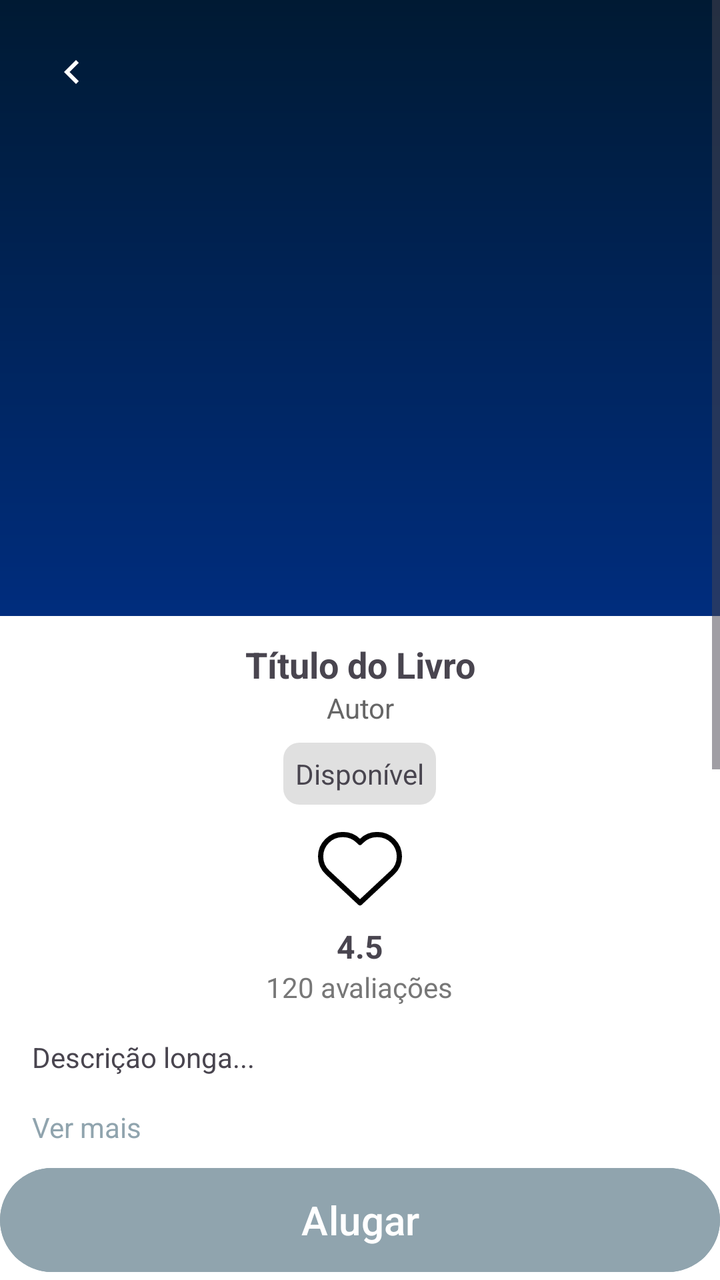
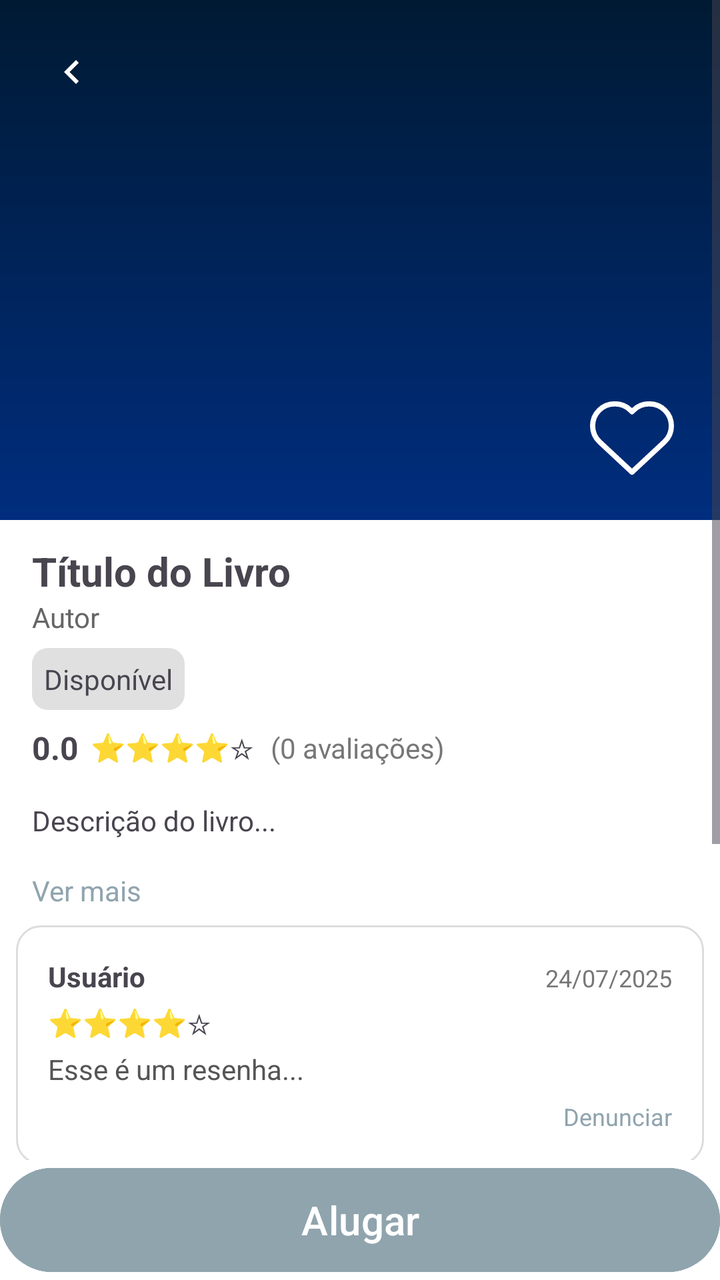

Two renders of the same Android screen: before a commit and after it. Below are the layout's source before the change and the commit's diff.
<!-- AndroidManifest.xml: application theme Theme.Bibliotecaapp -->
<!-- res/layout/tela_livro.xml -->
<?xml version="1.0" encoding="utf-8"?>
<LinearLayout
    xmlns:android="http://schemas.android.com/apk/res/android"
    android:layout_width="match_parent"
    android:layout_height="match_parent"
    android:orientation="vertical"
    android:background="#FFFFFF">

    
    <ScrollView
        android:layout_width="match_parent"
        android:layout_height="0dp"
        android:layout_weight="1">

        <LinearLayout
            android:layout_width="match_parent"
            android:layout_height="wrap_content"
            android:orientation="vertical">

            
            <LinearLayout
                android:layout_width="match_parent"
                android:layout_height="wrap_content"
                android:background="@drawable/background_header"
                android:orientation="vertical"
                android:paddingBottom="16dp">

                
                <ImageButton
                    android:id="@+id/btnVoltar"
                    android:layout_width="40dp"
                    android:layout_height="40dp"
                    android:layout_margin="16dp"
                    android:background="?attr/selectableItemBackgroundBorderless"
                    android:src="@drawable/ic_leftarrow"
                    android:contentDescription="Voltar"/>

                
                <ImageView
                    android:id="@+id/imgCapa"
                    android:layout_width="160dp"
                    android:layout_height="220dp"
                    android:layout_gravity="center"
                    android:scaleType="centerCrop"/>
            </LinearLayout>

            
            <TextView
                android:id="@+id/txtTitulo"
                android:layout_width="match_parent"
                android:layout_height="wrap_content"
                android:text="Título do Livro"
                android:textStyle="bold"
                android:textSize="18sp"
                android:gravity="center"
                android:paddingTop="12dp"/>

            
            <TextView
                android:id="@+id/txtAutor"
                android:layout_width="match_parent"
                android:layout_height="wrap_content"
                android:text="Autor"
                android:gravity="center"
                android:textColor="#666"/>

            
            <TextView
                android:id="@+id/txtStatus"
                android:layout_width="wrap_content"
                android:layout_height="wrap_content"
                android:text="Disponível"
                android:layout_gravity="center"
                android:padding="6dp"
                android:layout_marginTop="8dp"
                android:background="@drawable/bg_status"/>

            
            <ImageButton
                android:id="@+id/btnCurtir"
                android:layout_width="48dp"
                android:layout_height="48dp"
                android:layout_gravity="center"
                android:layout_marginTop="8dp"
                android:background="?attr/selectableItemBackgroundBorderless"
                android:src="@drawable/ic_heart"
                android:contentDescription="Curtir"/>

            
            <TextView
                android:id="@+id/txtMedia"
                android:layout_width="wrap_content"
                android:layout_height="wrap_content"
                android:text="4.5"
                android:textSize="16sp"
                android:textStyle="bold"
                android:layout_gravity="center"
                android:layout_marginTop="4dp"/>

            
            <TextView
                android:id="@+id/txtTotalAvaliacoes"
                android:layout_width="wrap_content"
                android:layout_height="wrap_content"
                android:text="120 avaliações"
                android:textColor="#777"
                android:layout_gravity="center"/>

            
            <TextView
                android:id="@+id/txtDescricao"
                android:layout_width="match_parent"
                android:layout_height="wrap_content"
                android:text="Descrição longa..."
                android:maxLines="4"
                android:ellipsize="end"
                android:padding="16dp"/>

            <TextView
                android:id="@+id/btnVerMais"
                android:layout_width="wrap_content"
                android:layout_height="wrap_content"
                android:text="Ver mais"
                android:textColor="@color/padrao_app"
                android:paddingStart="16dp"/>

            
            <include layout="@layout/item_avaliacao"/>
            <include layout="@layout/item_avaliacao"/>

            
            <TextView
                android:id="@+id/txtSemAvaliacoes"
                android:layout_width="match_parent"
                android:layout_height="wrap_content"
                android:text="Nenhuma avaliação ainda. Seja o primeiro a avaliar!"
                android:padding="16dp"
                android:visibility="gone"/>

            
            <Button
                android:id="@+id/btnVerAvaliacoes"
                android:layout_width="match_parent"
                android:layout_height="wrap_content"
                android:text="Ver mais avaliações"
                android:textSize="20dp"
                android:layout_margin="16dp"
                android:backgroundTint="@color/padrao_app"
                android:textColor="#FFFFFF"/>

            <Button
                android:id="@+id/btnAvaliar"
                android:layout_width="match_parent"
                android:layout_height="wrap_content"
                android:text="Avaliar"
                android:textSize="20dp"
                android:layout_marginHorizontal="16dp"
                android:backgroundTint="@color/padrao_app"
                android:textColor="#FFFFFF"/>

        </LinearLayout>
    </ScrollView>

    
    <Button
        android:id="@+id/btnAlugar"
        android:layout_width="match_parent"
        android:layout_height="60dp"
        android:text="Alugar"
        android:textSize="20dp"
        android:backgroundTint="@color/padrao_app"
        android:textColor="#FFFFFF"/>

</LinearLayout>
<!-- res/layout/item_avaliacao.xml (included above) -->
<?xml version="1.0" encoding="utf-8"?>
<LinearLayout
    xmlns:android="http://schemas.android.com/apk/res/android"
    android:layout_width="match_parent"
    android:layout_height="wrap_content"
    android:orientation="vertical"
    android:padding="16dp">

    <TextView
        android:id="@+id/txtNomeUsuario"
        android:layout_width="wrap_content"
        android:layout_height="wrap_content"
        android:text="Usuário"
        android:textStyle="bold"/>

    <TextView
        android:id="@+id/txtEstrelas"
        android:layout_width="wrap_content"
        android:layout_height="wrap_content"
        android:text="⭐⭐⭐⭐☆"
        android:textSize="12sp"/>

    <TextView
        android:id="@+id/txtComentario"
        android:layout_width="match_parent"
        android:layout_height="wrap_content"
        android:text="Comentário da avaliação..."
        android:textColor="#555"/>

</LinearLayout>
<!-- resources referenced by this layout -->
<resources>
  <color name="padrao_app">#90A4AE</color>
  <!-- drawable background_header (drawable) -->
  <?xml version="1.0" encoding="utf-8"?>
  <shape xmlns:android="http://schemas.android.com/apk/res/android">
  
      <gradient
          android:type="linear"
          android:angle="270"
          android:startColor="#001A33"
          android:endColor="#002D7E" />
  
      <corners android:radius="0dp" />
  
  </shape>
  <!-- drawable bg_status (drawable) -->
  <?xml version="1.0" encoding="utf-8"?>
  <shape xmlns:android="http://schemas.android.com/apk/res/android">
      <solid android:color="#E0E0E0"/>
      <corners android:radius="8dp"/>
  </shape>
  <!-- drawable ic_heart (drawable) -->
  <vector xmlns:android="http://schemas.android.com/apk/res/android" android:height="42dp" android:viewportHeight="32" android:viewportWidth="32" android:width="42dp">
        
      <path android:fillColor="#00000000" android:pathData="M28.343,17.48L16,29L3.657,17.48C1.962,15.898 1,13.684 1,11.365v0C1,6.745 4.745,3 9.365,3h0.17c2.219,0 4.346,0.881 5.915,2.45L16,6l0.55,-0.55C18.119,3.881 20.246,3 22.465,3h0.17C27.255,3 31,6.745 31,11.365v0C31,13.684 30.038,15.898 28.343,17.48z" android:strokeColor="#000000" android:strokeLineJoin="round" android:strokeWidth="2"/>
      
  </vector>
  <!-- drawable ic_leftarrow (drawable) -->
  <vector xmlns:android="http://schemas.android.com/apk/res/android"
      android:width="24dp"
      android:height="24dp"
      android:viewportWidth="960"
      android:viewportHeight="960">
    <path
        android:pathData="M560,720 L320,480l240,-240 56,56 -184,184 184,184 -56,56Z"
        android:fillColor="#FFFFFF"/>
  </vector>
  <style name="Theme.Bibliotecaapp" parent="Base.Theme.Bibliotecaapp" />
  <style name="Base.Theme.Bibliotecaapp" parent="Theme.Material3.DayNight.NoActionBar">
          
          
      </style>
</resources>

<!-- the commit's change to res/layout/tela_livro.xml (unified diff, before → after) -->
@@ -1,6 +1,8 @@
 <?xml version="1.0" encoding="utf-8"?>
 <LinearLayout
     xmlns:android="http://schemas.android.com/apk/res/android"
+    xmlns:app="http://schemas.android.com/apk/res-auto"
+    xmlns:tools="http://schemas.android.com/tools"
     android:layout_width="match_parent"
     android:layout_height="match_parent"
     android:orientation="vertical"
@@ -18,12 +20,10 @@
             android:orientation="vertical">
 
             
-            <LinearLayout
-                android:layout_width="match_parent"
-                android:layout_height="wrap_content"
-                android:background="@drawable/background_header"
-                android:orientation="vertical"
-                android:paddingBottom="16dp">
+            <androidx.constraintlayout.widget.ConstraintLayout
+                android:layout_width="match_parent"
+                android:layout_height="260dp"
+                android:background="@drawable/background_header">
 
                 
                 <ImageButton
@@ -33,16 +33,33 @@
                     android:layout_margin="16dp"
                     android:background="?attr/selectableItemBackgroundBorderless"
                     android:src="@drawable/ic_leftarrow"
-                    android:contentDescription="Voltar"/>
+                    app:layout_constraintTop_toTopOf="parent"
+                    app:layout_constraintStart_toStartOf="parent"/>
 
                 
                 <ImageView
                     android:id="@+id/imgCapa"
-                    android:layout_width="160dp"
-                    android:layout_height="220dp"
-                    android:layout_gravity="center"
-                    android:scaleType="centerCrop"/>
-            </LinearLayout>
+                    android:layout_width="140dp"
+                    android:layout_height="200dp"
+                    android:scaleType="centerCrop"
+                    app:layout_constraintTop_toTopOf="parent"
+                    app:layout_constraintBottom_toBottomOf="parent"
+                    app:layout_constraintStart_toStartOf="parent"
+                    app:layout_constraintEnd_toEndOf="parent"/>
+
+
+                <ImageButton
+                    android:id="@+id/btnCurtir"
+                    android:layout_width="56dp"
+                    android:layout_height="70dp"
+                    android:layout_marginTop="184dp"
+                    android:layout_marginEnd="16dp"
+                    android:background="?attr/selectableItemBackgroundBorderless"
+                    android:src="@drawable/ic_heart"
+                    app:layout_constraintEnd_toEndOf="parent"
+                    app:layout_constraintTop_toTopOf="parent" />
+
+            </androidx.constraintlayout.widget.ConstraintLayout>
 
             
             <TextView
@@ -51,8 +68,8 @@
                 android:layout_height="wrap_content"
                 android:text="Título do Livro"
                 android:textStyle="bold"
-                android:textSize="18sp"
-                android:gravity="center"
+                android:textSize="20sp"
+                android:paddingStart="16dp"
                 android:paddingTop="12dp"/>
 
             
@@ -61,8 +78,8 @@
                 android:layout_width="match_parent"
                 android:layout_height="wrap_content"
                 android:text="Autor"
-                android:gravity="center"
-                android:textColor="#666"/>
+                android:textColor="#666"
+                android:paddingStart="16dp"/>
 
             
             <TextView
@@ -70,48 +87,50 @@
                 android:layout_width="wrap_content"
                 android:layout_height="wrap_content"
                 android:text="Disponível"
-                android:layout_gravity="center"
                 android:padding="6dp"
-                android:layout_marginTop="8dp"
+                android:layout_marginStart="16dp"
+                android:layout_marginTop="6dp"
                 android:background="@drawable/bg_status"/>
 
             
-            <ImageButton
-                android:id="@+id/btnCurtir"
-                android:layout_width="48dp"
-                android:layout_height="48dp"
-                android:layout_gravity="center"
-                android:layout_marginTop="8dp"
-                android:background="?attr/selectableItemBackgroundBorderless"
-                android:src="@drawable/ic_heart"
-                android:contentDescription="Curtir"/>
-
-            
-            <TextView
-                android:id="@+id/txtMedia"
-                android:layout_width="wrap_content"
-                android:layout_height="wrap_content"
-                android:text="4.5"
-                android:textSize="16sp"
-                android:textStyle="bold"
-                android:layout_gravity="center"
-                android:layout_marginTop="4dp"/>
-
-            
-            <TextView
-                android:id="@+id/txtTotalAvaliacoes"
-                android:layout_width="wrap_content"
-                android:layout_height="wrap_content"
-                android:text="120 avaliações"
-                android:textColor="#777"
-                android:layout_gravity="center"/>
+            <LinearLayout
+                android:layout_width="match_parent"
+                android:layout_height="wrap_content"
+                android:orientation="horizontal"
+                android:paddingStart="16dp"
+                android:paddingTop="8dp"
+                android:gravity="center_vertical">
+
+                <TextView
+                    android:id="@+id/txtMedia"
+                    android:layout_width="wrap_content"
+                    android:layout_height="wrap_content"
+                    android:text="0.0"
+                    android:textStyle="bold"
+                    android:textSize="16sp"/>
+
+                <TextView
+                    android:id="@+id/txtEstrelasMedia"
+                    android:layout_width="wrap_content"
+                    android:layout_height="wrap_content"
+                    android:text="⭐⭐⭐⭐☆"
+                    android:layout_marginStart="6dp"/>
+
+                <TextView
+                    android:id="@+id/txtTotalAvaliacoes"
+                    android:layout_width="wrap_content"
+                    android:layout_height="wrap_content"
+                    android:text="(0 avaliações)"
+                    android:textColor="#777"
+                    android:layout_marginStart="8dp"/>
+            </LinearLayout>
 
             
             <TextView
                 android:id="@+id/txtDescricao"
                 android:layout_width="match_parent"
                 android:layout_height="wrap_content"
-                android:text="Descrição longa..."
+                android:text="Descrição do livro..."
                 android:maxLines="4"
                 android:ellipsize="end"
                 android:padding="16dp"/>
@@ -125,8 +144,13 @@
                 android:paddingStart="16dp"/>
 
             
-            <include layout="@layout/item_avaliacao"/>
-            <include layout="@layout/item_avaliacao"/>
+            <include
+                android:id="@+id/avaliacao1"
+                layout="@layout/item_avaliacao" />
+
+            <include
+                android:id="@+id/avaliacao2"
+                layout="@layout/item_avaliacao" />
 
             
             <TextView
@@ -138,25 +162,34 @@
                 android:visibility="gone"/>
 
             
-            <Button
-                android:id="@+id/btnVerAvaliacoes"
-                android:layout_width="match_parent"
-                android:layout_height="wrap_content"
-                android:text="Ver mais avaliações"
-                android:textSize="20dp"
-                android:layout_margin="16dp"
-                android:backgroundTint="@color/padrao_app"
-                android:textColor="#FFFFFF"/>
-
-            <Button
-                android:id="@+id/btnAvaliar"
-                android:layout_width="match_parent"
-                android:layout_height="wrap_content"
-                android:text="Avaliar"
-                android:textSize="20dp"
+            <LinearLayout
+                android:layout_width="match_parent"
+                android:layout_height="wrap_content"
+                android:orientation="horizontal"
                 android:layout_marginHorizontal="16dp"
-                android:backgroundTint="@color/padrao_app"
-                android:textColor="#FFFFFF"/>
+                android:layout_marginTop="8dp"
+                android:layout_marginBottom="8dp">
+
+                <Button
+                    android:id="@+id/btnAvaliar"
+                    android:layout_width="0dp"
+                    android:layout_height="wrap_content"
+                    android:layout_weight="1"
+                    android:text="Avaliar"
+                    android:layout_marginEnd="8dp"
+                    android:backgroundTint="@color/padrao_app"
+                    android:textColor="#FFFFFF"/>
+
+                <Button
+                    android:id="@+id/btnVerAvaliacoes"
+                    android:layout_width="0dp"
+                    android:layout_height="wrap_content"
+                    android:layout_weight="1"
+                    android:text="Ver mais avaliações"
+                    android:backgroundTint="@color/padrao_app"
+                    android:textColor="#FFFFFF"/>
+
+            </LinearLayout>
 
         </LinearLayout>
     </ScrollView>
@@ -167,7 +200,7 @@
         android:layout_width="match_parent"
         android:layout_height="60dp"
         android:text="Alugar"
-        android:textSize="20dp"
+        android:textSize="20sp"
         android:backgroundTint="@color/padrao_app"
         android:textColor="#FFFFFF"/>
 
@@ -179,27 +212,59 @@
     android:layout_width="match_parent"
     android:layout_height="wrap_content"
     android:orientation="vertical"
-    android:padding="16dp">
-
-    <TextView
-        android:id="@+id/txtNomeUsuario"
-        android:layout_width="wrap_content"
-        android:layout_height="wrap_content"
-        android:text="Usuário"
-        android:textStyle="bold"/>
-
+    android:padding="16dp"
+    android:background="@drawable/bg_comentario"
+    android:layout_margin="8dp">
+
+    
+    <LinearLayout
+        android:layout_width="match_parent"
+        android:layout_height="wrap_content"
+        android:orientation="horizontal">
+
+        <TextView android:id="@+id/txtNomeUsuario"
+            android:layout_width="0dp"
+            android:layout_height="wrap_content"
+            android:layout_weight="1"
+            android:text="Usuário"
+            android:textStyle="bold"/>
+
+        <TextView
+            android:id="@+id/txtData"
+            android:layout_width="wrap_content"
+            android:layout_height="wrap_content"
+            android:text="24/07/2025"
+            android:textColor="#777"
+            android:textSize="12sp" />
+    </LinearLayout>
+
+    
     <TextView
         android:id="@+id/txtEstrelas"
         android:layout_width="wrap_content"
         android:layout_height="wrap_content"
         android:text="⭐⭐⭐⭐☆"
-        android:textSize="12sp"/>
-
+        android:textSize="14sp"
+        android:layout_marginTop="4dp"/>
+
+    
     <TextView
         android:id="@+id/txtComentario"
         android:layout_width="match_parent"
         android:layout_height="wrap_content"
-        android:text="Comentário da avaliação..."
-        android:textColor="#555"/>
+        android:text="Esse é um resenha..."
+        android:textColor="#555"
+        android:layout_marginTop="4dp"/>
+
+    
+    <TextView
+        android:id="@+id/btnDenunciar"
+        android:layout_width="wrap_content"
+        android:layout_height="wrap_content"
+        android:text="Denunciar"
+        android:textColor="@color/padrao_app"
+        android:textSize="12sp"
+        android:layout_gravity="end"
+        android:layout_marginTop="6dp"/>
 
 </LinearLayout>
<!-- resource entries referenced after the edit -->
@@ -14,6 +14,12 @@
       <corners android:radius="0dp" />
   
   </shape>
+  <!-- drawable bg_comentario (drawable) -->
+  <shape xmlns:android="http://schemas.android.com/apk/res/android">
+      <solid android:color="#FFFFFF"/>
+      <corners android:radius="12dp"/>
+      <stroke android:width="1dp" android:color="#DDD"/>
+  </shape>
   <!-- drawable bg_status (drawable) -->
   <?xml version="1.0" encoding="utf-8"?>
   <shape xmlns:android="http://schemas.android.com/apk/res/android">
@@ -21,10 +27,19 @@
       <corners android:radius="8dp"/>
   </shape>
   <!-- drawable ic_heart (drawable) -->
-  <vector xmlns:android="http://schemas.android.com/apk/res/android" android:height="42dp" android:viewportHeight="32" android:viewportWidth="32" android:width="42dp">
-        
-      <path android:fillColor="#00000000" android:pathData="M28.343,17.48L16,29L3.657,17.48C1.962,15.898 1,13.684 1,11.365v0C1,6.745 4.745,3 9.365,3h0.17c2.219,0 4.346,0.881 5.915,2.45L16,6l0.55,-0.55C18.119,3.881 20.246,3 22.465,3h0.17C27.255,3 31,6.745 31,11.365v0C31,13.684 30.038,15.898 28.343,17.48z" android:strokeColor="#000000" android:strokeLineJoin="round" android:strokeWidth="2"/>
-      
+  <vector xmlns:android="http://schemas.android.com/apk/res/android"
+      android:height="42dp"
+      android:viewportHeight="32"
+      android:viewportWidth="32"
+      android:width="42dp">
+  
+      <path
+          android:fillColor="#00000000"
+          android:strokeColor="#FFFFFF"
+          android:strokeLineJoin="round"
+          android:strokeWidth="2"
+          android:pathData="M28.343,17.48L16,29L3.657,17.48C1.962,15.898 1,13.684 1,11.365v0C1,6.745 4.745,3 9.365,3h0.17c2.219,0 4.346,0.881 5.915,2.45L16,6l0.55,-0.55C18.119,3.881 20.246,3 22.465,3h0.17C27.255,3 31,6.745 31,11.365v0C31,13.684 30.038,15.898 28.343,17.48z"/>
+  
   </vector>
   <!-- drawable ic_leftarrow (drawable) -->
   <vector xmlns:android="http://schemas.android.com/apk/res/android"
